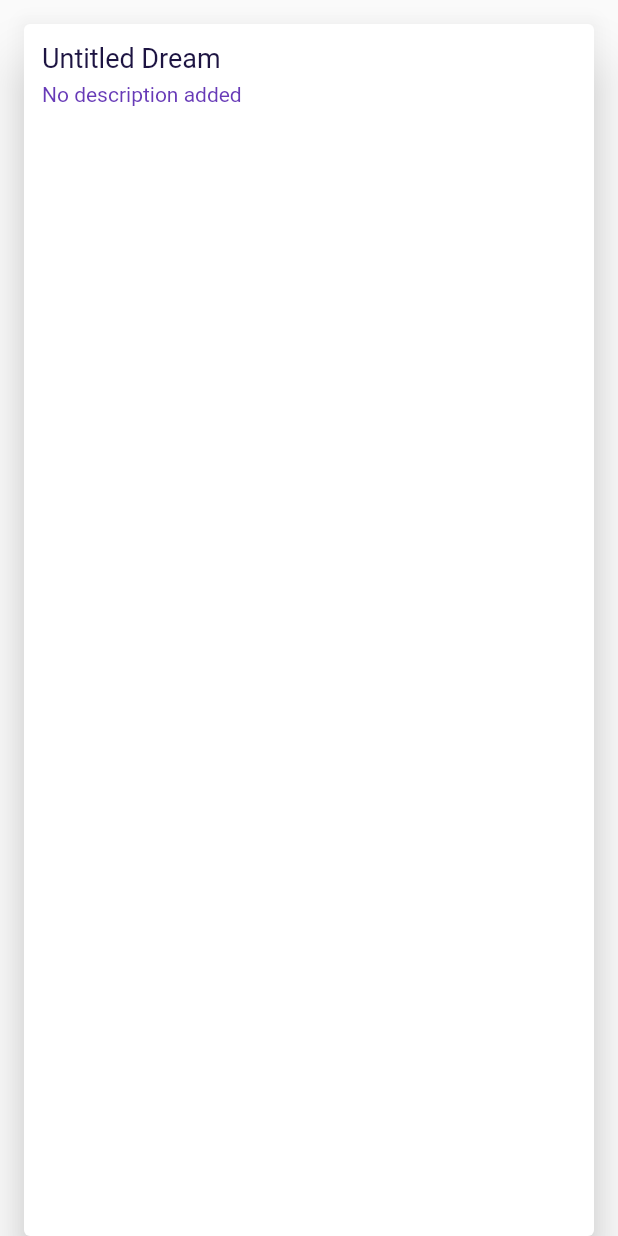
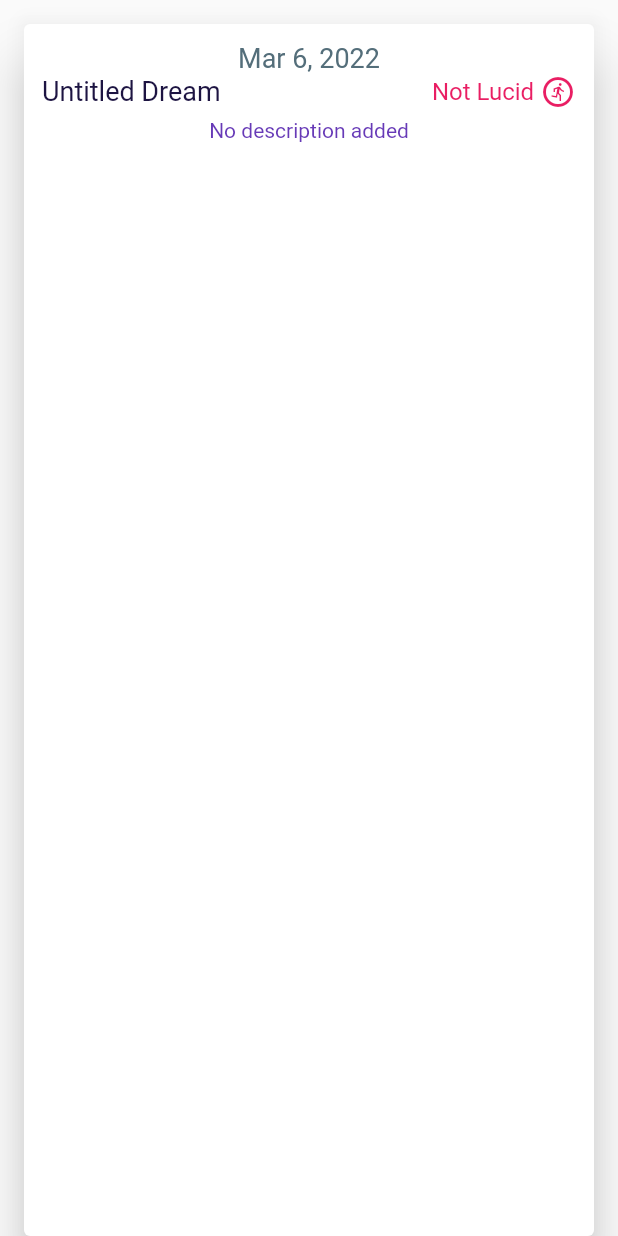
Before and after one commit to CrumblingCastle/DreamCatcher_Flutter, a Flutter app: the DreamCard widget shown alone on an empty page, opened directly with empty values, on a phone screen of 412 x 824 dp. Run offline on Flutter 3.47's test engine with Material 2 defaults, Android fonts, the phone set to English and light mode, and no system bars.

```diff
--- a/lib/dream_card.dart
+++ b/lib/dream_card.dart
@@ -1,5 +1,6 @@
 import 'package:flutter/material.dart';
 import 'dream.dart';
+import 'package:intl/intl.dart';
 
 class DreamCard extends StatelessWidget {
 //  const DreamCard({
@@ -18,14 +19,58 @@ class DreamCard extends StatelessWidget {
       child: Padding(
         padding: const EdgeInsets.all(12.0),
         child: Column(
-          crossAxisAlignment: CrossAxisAlignment.stretch,
+          crossAxisAlignment: CrossAxisAlignment.center,
           children: <Widget>[
             Text(
-              dream.title,
-              style: const TextStyle(
+              DateFormat.yMMMd().format(dream.date),
+              style: TextStyle(
+                color: Colors.blueGrey[600],
                 fontSize: 18.0,
-                color: Color.fromARGB(255, 29, 20, 66),
               ),
+            ),
+            Row(
+              mainAxisAlignment: MainAxisAlignment.spaceBetween,
+              children: [
+                Text(
+                  dream.title,
+                  style: const TextStyle(
+                    fontSize: 18.0,
+                    color: Color.fromARGB(255, 29, 20, 66),
+                  ),
+                ),
+                if (dream.lucid == true)
+                  Row(
+                    children: const [
+                      Text(
+                        'Lucid ',
+                        style: TextStyle(
+                          fontSize: 16.0,
+                          color: Colors.teal,
+                        ),
+                      ),
+                      Icon(
+                        Icons.check_circle_outline_rounded,
+                        color: Colors.teal,
+                      ),
+                    ],
+                  )
+                else
+                  Row(
+                    children: const [
+                      Text(
+                        'Not Lucid ',
+                        style: TextStyle(
+                          fontSize: 16.0,
+                          color: Colors.pink,
+                        ),
+                      ),
+                      Icon(
+                        Icons.run_circle_outlined,
+                        color: Colors.pink,
+                      ),
+                    ],
+                  )
+              ],
             ),
             const SizedBox(height: 6.0),
             Text(
--- a/pubspec.yaml
+++ b/pubspec.yaml
@@ -34,6 +34,7 @@ dependencies:
   # The following adds the Cupertino Icons font to your application.
   # Use with the CupertinoIcons class for iOS style icons.
   cupertino_icons: ^1.0.2
+  intl: ^0.17.0
 
 dev_dependencies:
   flutter_test:
```
Also changed, not shown: lib/main.dart (+2 -121 lines), lib/stat_info_reminder_settings.dart (added, +117 -0 lines), pubspec.lock.
